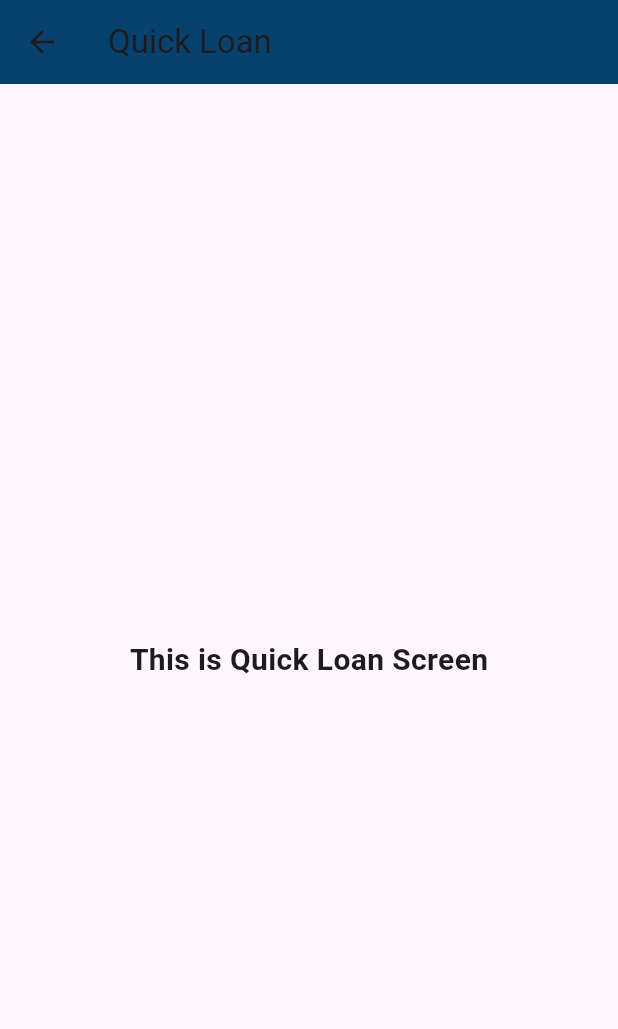
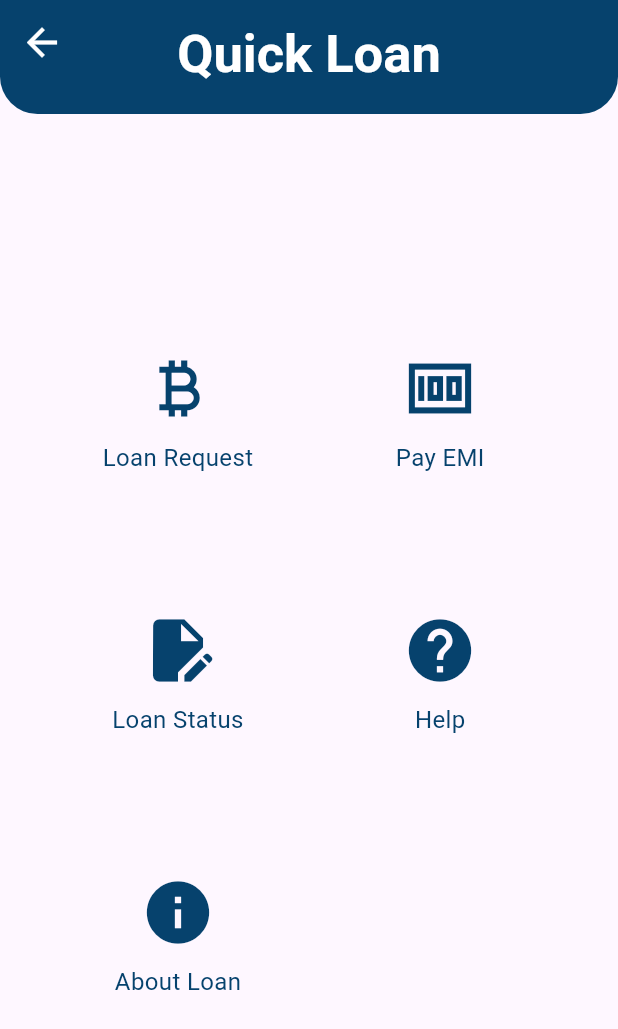
Before and after one commit to Md-Junaead/v4-Micro-Finance, a Flutter app: the QuickLoanScreen screen opened by its route, on a phone screen of 412 x 824 dp. Shown: the top 1029 px of the screen. Run offline on Flutter 3.47's test engine with Material 3 defaults, Android fonts, the phone set to English and light mode, and no system bars; our stand-ins replace animate_do, carousel_slider, country_picker, google_fonts; network calls fail.

Commit message:
Quick Loan Icon Linked

```diff
--- /dev/null
+++ b/devtools_options.yaml
@@ -0,0 +1,3 @@
+description: This file stores settings for Dart & Flutter DevTools.
+documentation: https://docs.flutter.dev/tools/devtools/extensions#configure-extension-enablement-states
+extensions:
--- a/lib/configs/routes/routes.dart
+++ b/lib/configs/routes/routes.dart
@@ -7,6 +7,11 @@ import 'package:v1_micro_finance/screens/dashboard/packages_screen.dart';
 import 'package:v1_micro_finance/screens/dashboard/quick_loan_screen.dart';
 import 'package:v1_micro_finance/screens/dashboard/referrals_screen.dart';
 import 'package:v1_micro_finance/screens/dashboard/withdraw_screen.dart';
+import 'package:v1_micro_finance/screens/loan/about_info_screen.dart';
+import 'package:v1_micro_finance/screens/loan/help_screen.dart';
+import 'package:v1_micro_finance/screens/loan/loan_reques_screen.dart';
+import 'package:v1_micro_finance/screens/loan/loan_status_screen.dart';
+import 'package:v1_micro_finance/screens/loan/pay_emi_screen.dart';
 import 'package:v1_micro_finance/screens/profile/edit_profile_screen.dart';
 import 'package:v1_micro_finance/screens/auth/forgot_password.dart';
 import 'package:v1_micro_finance/screens/bottom/home_screen.dart';
@@ -124,6 +129,26 @@ class Routes {
         return MaterialPageRoute(
             builder: (BuildContext context) => AppDrawer());
 
+      case RoutesName.aboutInfoScreen:
+        return MaterialPageRoute(
+            builder: (BuildContext context) => AboutInfoScreen());
+
+      case RoutesName.helpScreen:
+        return MaterialPageRoute(
+            builder: (BuildContext context) => HelpScreen());
+
+      case RoutesName.loanRequestScreen:
+        return MaterialPageRoute(
+            builder: (BuildContext context) => LoanRequestScreen());
+
+      case RoutesName.loanStatusScreen:
+        return MaterialPageRoute(
+            builder: (BuildContext context) => LoanStatusScreen());
+
+      case RoutesName.payEmiScreen:
+        return MaterialPageRoute(
+            builder: (BuildContext context) => PayEmiScreen());
+
       default:
         return MaterialPageRoute(builder: (_) {
           return const Scaffold(
--- a/lib/configs/routes/routes_name.dart
+++ b/lib/configs/routes/routes_name.dart
@@ -70,4 +70,19 @@ class RoutesName {
 
   //AppDrawerScreen routes name
   static const String appDrawer = 'AppDrawer';
+
+  //AboutInfoScreen routes name
+  static const String aboutInfoScreen = 'AboutInfoScreen';
+
+  //HelpScreen routes name
+  static const String helpScreen = 'HelpScreen';
+
+  //LoanRequestScreen routes name
+  static const String loanRequestScreen = 'LoanRequestScreen';
+
+  //LoanStatusScreen routes name
+  static const String loanStatusScreen = 'LoanStatusScreen';
+
+  //PayEmiScreen routes name
+  static const String payEmiScreen = 'PayEmiScreen';
 }
--- a/lib/main.dart
+++ b/lib/main.dart
@@ -20,7 +20,7 @@ class MicroFinance extends StatelessWidget {
         ),
       ),
       // this is the initial route indicating from where our app will start
-      initialRoute: RoutesName.splashScreen,
+      initialRoute: RoutesName.homeScreen,
       onGenerateRoute: Routes.generateRoute, // Name of Open screen
     );
   }
--- a/lib/screens/bottom/home_screen.dart
+++ b/lib/screens/bottom/home_screen.dart
@@ -48,7 +48,7 @@ class _HomeScreenState extends State<HomeScreen> {
 
   // Demo API call to simulate fetching balance
   Future<String> fetchBalance() async {
-    await Future.delayed(const Duration(seconds: 2)); // Simulate delay
+    await Future.delayed(const Duration(seconds: 1)); // Simulate delay
     return "\$1500"; // Return a dummy balance after the delay
   }
 
@@ -66,9 +66,21 @@ class _HomeScreenState extends State<HomeScreen> {
         "text": "Check Balance",
         "screen": CheckBalanceScreen()
       },
-      {"icon": Icons.money_off, "text": "Withdraw", "screen": WithdrawScreen()},
-      {"icon": Icons.people, "text": "Referrals", "screen": ReferralsScreen()},
-      {"icon": Icons.speed, "text": "Quick Loan", "screen": QuickLoanScreen()},
+      {
+        "icon": Icons.money_off,
+        "text": "Withdraw",
+        "screen": WithdrawScreen()
+      }, //WithdrawScreen
+      {
+        "icon": Icons.people,
+        "text": "Referrals",
+        "screen": ReferralsScreen()
+      }, //ReferralsScreen
+      {
+        "icon": Icons.speed,
+        "text": "Quick Loan",
+        "screen": QuickLoanScreen()
+      }, //Quick Loan
       {
         "icon": Icons.card_giftcard,
         "text": "Packages",
--- a/lib/screens/dashboard/quick_loan_screen.dart
+++ b/lib/screens/dashboard/quick_loan_screen.dart
@@ -1,4 +1,9 @@
 import 'package:flutter/material.dart';
+import 'package:v1_micro_finance/screens/dashboard/check_balance_screen.dart';
+import 'package:v1_micro_finance/screens/dashboard/deposit_screen.dart';
+import 'package:v1_micro_finance/screens/dashboard/referrals_screen.dart';
+import 'package:v1_micro_finance/screens/dashboard/withdraw_screen.dart';
+import 'package:v1_micro_finance/widgets/comon_appbar.dart';
 
 class QuickLoanScreen extends StatefulWidget {
   const QuickLoanScreen({super.key});
@@ -10,14 +15,100 @@ class QuickLoanScreen extends StatefulWidget {
 class _QuickLoanScreenState extends State<QuickLoanScreen> {
   @override
   Widget build(BuildContext context) {
+    final List<Map<String, dynamic>> buttons = [
+      {
+        "icon": Icons.currency_bitcoin,
+        "text": "Loan Request",
+        "screen": DepositScreen()
+      }, //Loan Request
+      {
+        "icon": Icons.money_sharp,
+        "text": "Pay EMI",
+        "screen": CheckBalanceScreen()
+      }, //Pay EMI
+      {
+        "icon": Icons.edit_document,
+        "text": "Loan Status",
+        "screen": WithdrawScreen()
+      }, //Loan Status
+      {
+        "icon": Icons.help,
+        "text": "Help",
+        "screen": ReferralsScreen()
+      }, //Help screen
+      {
+        "icon": Icons.info,
+        "text": "About Loan",
+        "screen": QuickLoanScreen()
+      }, //About Loan
+    ];
+
+    // Scaffold widget provides the app's structure
     return Scaffold(
-      appBar: AppBar(
-        title: const Text('Quick Loan'),
-      ),
-      body: const Center(
-        child: Text(
-          'This is Quick Loan Screen',
-          style: TextStyle(fontSize: 20, fontWeight: FontWeight.bold),
+      appBar: const CommonAppBar(title: "Quick Loan"),
+      body: Center(
+        child: Padding(
+          padding: EdgeInsets.symmetric(
+            vertical: MediaQuery.of(context).size.height *
+                0.05, // 5% vertical padding from top & bottom
+          ),
+          child: SizedBox(
+            width:
+                MediaQuery.of(context).size.width * 0.8, // 80% width of screen
+            child: GridView.builder(
+              shrinkWrap:
+                  true, // Ensures the grid only takes the necessary space
+              gridDelegate: const SliverGridDelegateWithFixedCrossAxisCount(
+                crossAxisCount: 2, // 2 items per row in the grid
+                mainAxisSpacing: 20, // Space between rows
+                crossAxisSpacing: 20, // Space between columns
+                childAspectRatio: 1, // Equal width and height for grid items
+              ),
+              itemCount: buttons.length, // Total number of buttons in the grid
+              itemBuilder: (context, index) {
+                final button = buttons[index]; // Get each button data
+                return GestureDetector(
+                  // On tap, navigate to the respective screen
+                  onTap: () {
+                    Navigator.push(
+                      context,
+                      MaterialPageRoute(
+                        builder: (context) => button["screen"], // Navigate
+                      ),
+                    );
+                  },
+                  child: Container(
+                    // Styling the button container
+                    decoration: BoxDecoration(
+                      color: Color(0xFFFEF7FF), // Button color
+                      borderRadius:
+                          BorderRadius.circular(10), // Rounded corners
+                    ),
+                    child: Column(
+                      mainAxisAlignment:
+                          MainAxisAlignment.center, // Center content
+                      children: [
+                        Icon(
+                          button["icon"], // Icon of the button
+                          size: 50, // Icon size
+                          color: Color(0xFF06426D), // Icon color
+                        ),
+                        const SizedBox(
+                            height: 10), // Space between icon and text
+                        Text(
+                          button["text"], // Text to display under icon
+                          style: const TextStyle(
+                            color: Color(0xFF06426D), // Text color
+                            fontSize: 16, // Font size of the text
+                          ),
+                        ),
+                      ],
+                    ),
+                  ),
+                );
+              },
+            ),
+          ),
         ),
       ),
     );
--- a/pubspec.yaml
+++ b/pubspec.yaml
@@ -27,6 +27,7 @@ dependencies:
   animate_do: ^3.3.4
   country_pickers: ^3.0.1
   country_picker: ^2.0.27
+  cupertino_icons: ^1.0.8
 
 # Developer dependencies for testing and linting
 dev_dependencies:
```
Also changed, not shown: lib/screens/loan/about_info_screen.dart (added, +23 -0 lines), lib/screens/loan/help_screen.dart (added, +23 -0 lines), lib/screens/loan/loan_reques_screen.dart (added, +23 -0 lines), lib/screens/loan/loan_status_screen.dart (added, +23 -0 lines), lib/screens/loan/pay_emi_screen.dart (added, +23 -0 lines), pubspec.lock.
